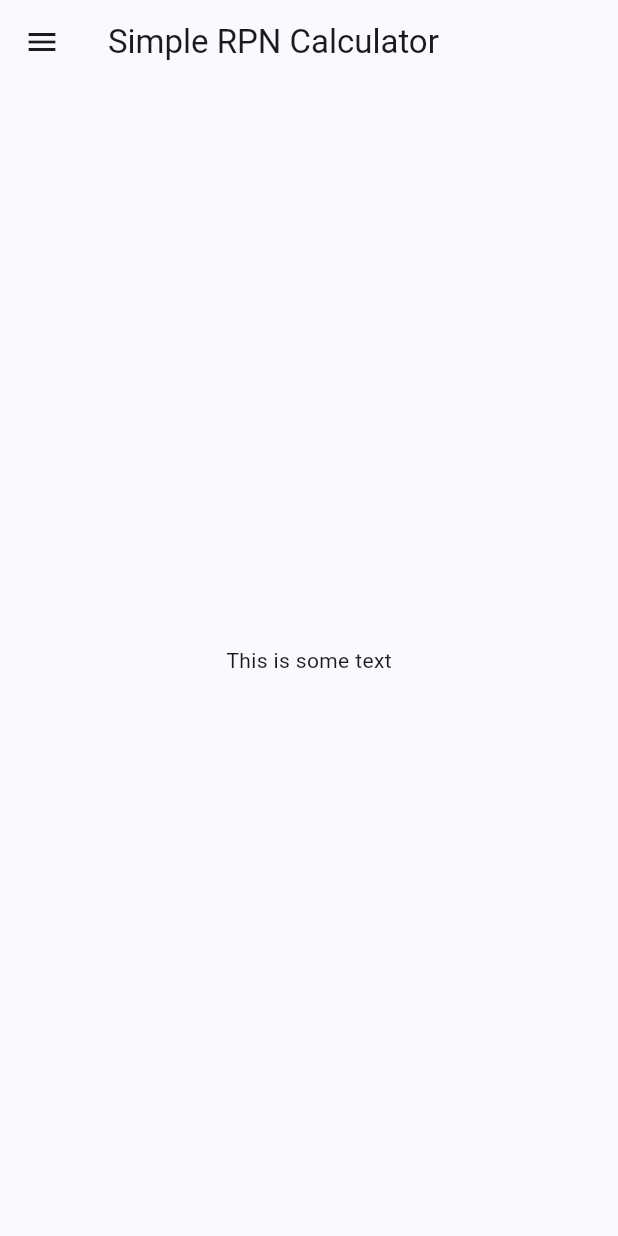
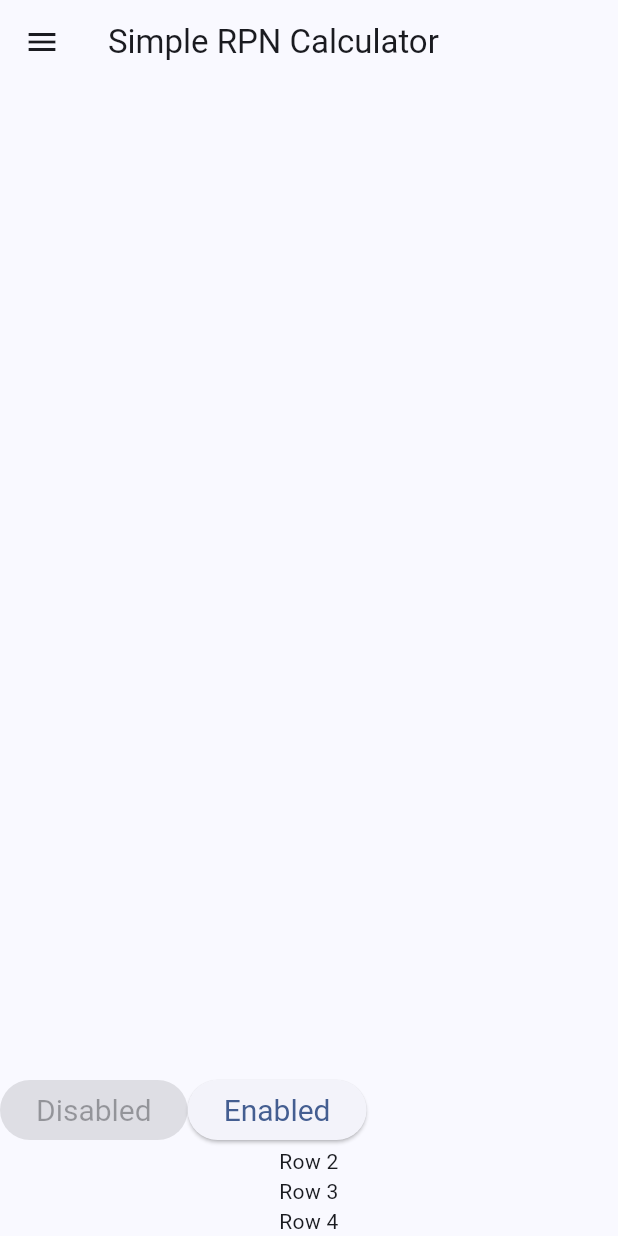
Before and after one commit to fumblystuff/simple-rpn-calculator, a Flutter app: the screen it shows after launch, on a phone screen of 412 x 824 dp. Run offline on Flutter 3.47's test engine with Material 2 defaults, Android fonts, the light colour scheme and no system bars; our stand-ins replace flutter_easyloading, fluttertoast, package_info_plus.

Commit message:
Update home.dart

```diff
--- a/lib/pages/home.dart
+++ b/lib/pages/home.dart
@@ -15,12 +15,55 @@ class HomePage extends StatefulWidget {
 class _HomePageState extends State<HomePage> {
   @override
   Widget build(BuildContext context) {
+    final ButtonStyle style =
+        ElevatedButton.styleFrom(textStyle: const TextStyle(fontSize: 20));
+
     return Scaffold(
         drawer: const HamburgerMenu(),
         appBar: AppBar(title: Text(widget.title)),
-        body: const SafeArea(
-            child: Center(
-          child: Text('This is some text'),
+        body: SafeArea(
+            child: Column(
+          crossAxisAlignment: CrossAxisAlignment.center,
+          mainAxisSize: MainAxisSize.max,
+          mainAxisAlignment: MainAxisAlignment.end,
+          children: <Widget>[
+            Row(
+              children: [
+                ElevatedButton(
+                  style: style,
+                  onPressed: null,
+                  child: const Text('Disabled'),
+                ),
+                const SizedBox(height: 30),
+                ElevatedButton(
+                  style: style,
+                  onPressed: () {},
+                  child: const Text('Enabled'),
+                ),
+              ],
+            ),
+            const Row(
+              children: [
+                Expanded(
+                  child: Text('Row 2', textAlign: TextAlign.center),
+                ),
+              ],
+            ),
+            const Row(
+              children: [
+                Expanded(
+                  child: Text('Row 3', textAlign: TextAlign.center),
+                ),
+              ],
+            ),
+            const Row(
+              children: [
+                Expanded(
+                  child: Text('Row 4', textAlign: TextAlign.center),
+                ),
+              ],
+            ),
+          ],
         )));
   } // if (!snapshot.hasData)
 }
```
